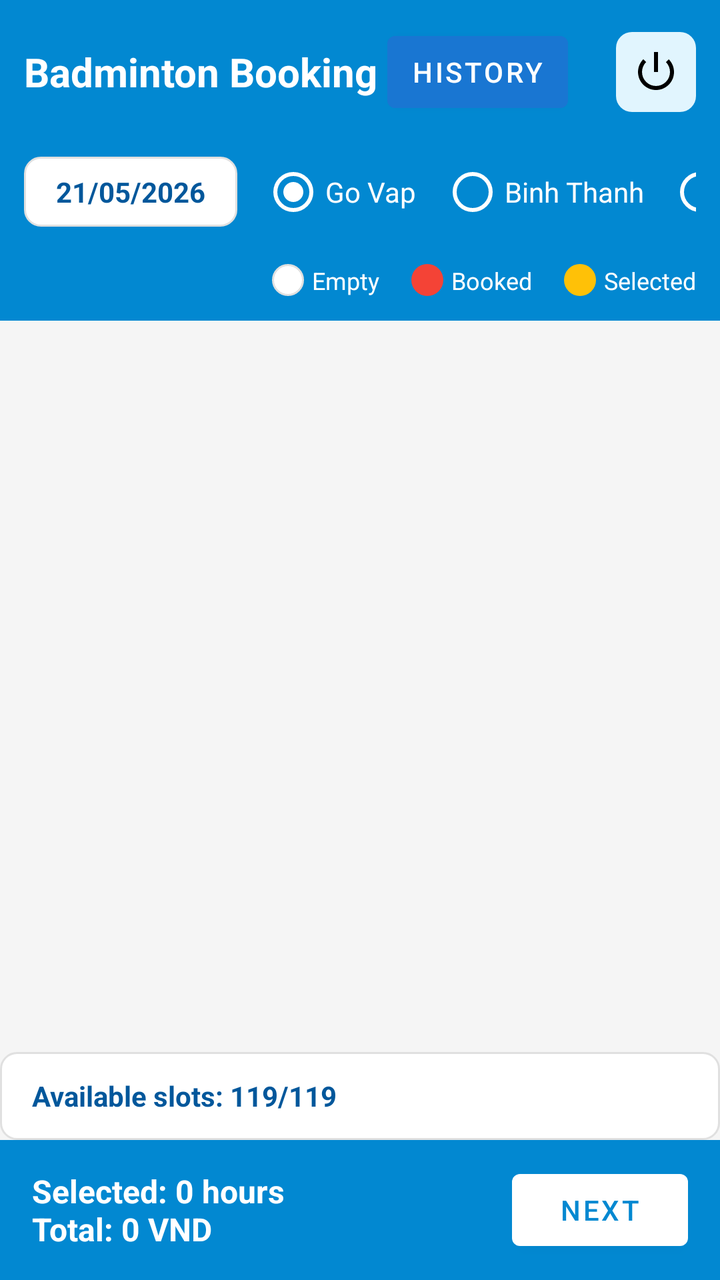
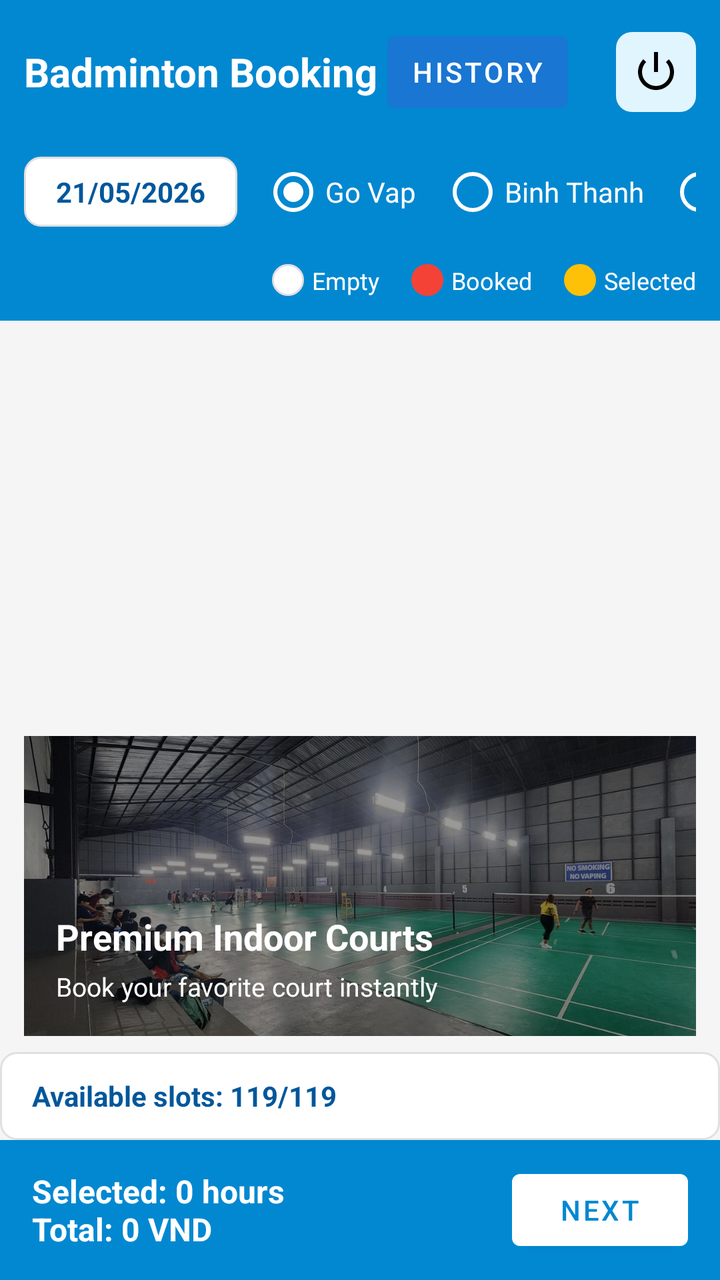

Before-and-after screenshots of an Android layout around one commit, followed by the original layout XML and the change that was made.
<!-- AndroidManifest.xml: application theme Theme.BadmintonBooking -->
<!-- res/layout/activity_home.xml -->
<?xml version="1.0" encoding="utf-8"?>
<androidx.constraintlayout.widget.ConstraintLayout xmlns:android="http://schemas.android.com/apk/res/android"
    xmlns:app="http://schemas.android.com/apk/res-auto"
    xmlns:tools="http://schemas.android.com/tools"
    android:layout_width="match_parent"
    android:layout_height="match_parent"
    android:background="@color/background_light"
    tools:context=".HomeActivity">

    <LinearLayout
        android:id="@+id/headerLayout"
        android:layout_width="match_parent"
        android:layout_height="wrap_content"
        android:orientation="vertical"
        android:background="@color/primary"
        android:padding="12dp"
        app:layout_constraintTop_toTopOf="parent">

        <LinearLayout
            android:layout_width="match_parent"
            android:layout_height="wrap_content"
            android:orientation="horizontal"
            android:gravity="center_vertical">

            <TextView
                android:layout_width="0dp"
                android:layout_weight="1"
                android:layout_height="wrap_content"
                android:text="Badminton Booking"
                android:textColor="@color/white"
                android:textSize="20sp"
                android:textStyle="bold" />

            <Button
                android:id="@+id/imgHistory"
                android:layout_width="wrap_content"
                android:layout_height="wrap_content"
                android:text="History"
                android:textColor="@android:color/white"
                android:backgroundTint="#1976D2"
                android:paddingHorizontal="12dp"
                android:paddingVertical="4dp"
                android:layout_marginEnd="16dp" />

            <ImageView
                android:id="@+id/imgLogout"
                android:layout_width="40dp"
                android:layout_height="40dp"
                android:padding="8dp"
                android:layout_marginStart="8dp"
                android:background="@drawable/bg_time_header"
                android:src="@android:drawable/ic_lock_power_off"
                app:tint="@color/black" />
        </LinearLayout>

        <LinearLayout
            android:layout_width="match_parent"
            android:layout_height="wrap_content"
            android:orientation="horizontal"
            android:layout_marginTop="12dp"
            android:gravity="center_vertical">

            <TextView
                android:id="@+id/tvSelectDate"
                android:layout_width="wrap_content"
                android:layout_height="wrap_content"
                android:background="@drawable/bg_cell_empty"
                android:textColor="@color/primary_dark"
                android:text="21/05/2026"
                android:paddingHorizontal="16dp"
                android:paddingVertical="8dp"
                android:textStyle="bold" />

            <HorizontalScrollView
                android:layout_width="0dp"
                android:layout_weight="1"
                android:layout_height="wrap_content"
                android:layout_marginStart="12dp"
                android:scrollbars="none">

                <RadioGroup
                    android:id="@+id/radioGroupBranches"
                    android:layout_width="wrap_content"
                    android:layout_height="wrap_content"
                    android:orientation="horizontal">

                    <RadioButton
                        android:id="@+id/rbBranch1"
                        android:layout_width="wrap_content"
                        android:layout_height="wrap_content"
                        android:text="Go Vap"
                        android:textColor="@color/white"
                        android:buttonTint="@color/white"
                        android:checked="true" />

                    <RadioButton
                        android:id="@+id/rbBranch2"
                        android:layout_width="wrap_content"
                        android:layout_height="wrap_content"
                        android:text="Binh Thanh"
                        android:textColor="@color/white"
                        android:buttonTint="@color/white"
                        android:layout_marginStart="12dp" />

                    <RadioButton
                        android:id="@+id/rbBranch3"
                        android:layout_width="wrap_content"
                        android:layout_height="wrap_content"
                        android:text="Dist 1"
                        android:textColor="@color/white"
                        android:buttonTint="@color/white"
                        android:layout_marginStart="12dp" />
                </RadioGroup>
            </HorizontalScrollView>
        </LinearLayout>

        <LinearLayout
            android:layout_width="match_parent"
            android:layout_height="wrap_content"
            android:orientation="horizontal"
            android:gravity="end"
            android:layout_marginTop="12dp">

            <View
                android:layout_width="16dp"
                android:layout_height="16dp"
                android:background="@drawable/bg_cell_empty" />

            <TextView
                android:layout_width="wrap_content"
                android:layout_height="wrap_content"
                android:layout_marginStart="4dp"
                android:text="Empty"
                android:textColor="@color/white"
                android:textSize="12sp" />

            <View
                android:layout_width="16dp"
                android:layout_height="16dp"
                android:layout_marginStart="16dp"
                android:background="@drawable/bg_cell_booked" />

            <TextView
                android:layout_width="wrap_content"
                android:layout_height="wrap_content"
                android:layout_marginStart="4dp"
                android:text="Booked"
                android:textColor="@color/white"
                android:textSize="12sp" />

            <View
                android:layout_width="16dp"
                android:layout_height="16dp"
                android:layout_marginStart="16dp"
                android:background="@drawable/bg_cell_selected" />

            <TextView
                android:layout_width="wrap_content"
                android:layout_height="wrap_content"
                android:layout_marginStart="4dp"
                android:text="Selected"
                android:textColor="@color/white"
                android:textSize="12sp" />
        </LinearLayout>
    </LinearLayout>

    <ScrollView
        android:id="@+id/matrixScrollView"
        android:layout_width="0dp"
        android:layout_height="0dp"
        android:layout_margin="8dp"
        app:layout_constraintTop_toBottomOf="@+id/headerLayout"
        app:layout_constraintBottom_toTopOf="@+id/availableInfoBar"
        app:layout_constraintStart_toStartOf="parent"
        app:layout_constraintEnd_toEndOf="parent">

        <HorizontalScrollView
            android:layout_width="wrap_content"
            android:layout_height="wrap_content">

            <TableLayout
                android:id="@+id/tableLayoutMatrix"
                android:layout_width="wrap_content"
                android:layout_height="wrap_content"
                android:background="@android:color/transparent" />

        </HorizontalScrollView>
    </ScrollView>

    <TextView
        android:id="@+id/availableInfoBar"
        android:layout_width="0dp"
        android:layout_height="44dp"
        android:gravity="center_vertical"
        android:paddingHorizontal="16dp"
        android:text="Available slots: 119/119"
        android:textColor="@color/primary_dark"
        android:textSize="14sp"
        android:textStyle="bold"
        android:background="@drawable/bg_cell_empty"
        app:layout_constraintTop_toBottomOf="@+id/matrixScrollView"
        app:layout_constraintBottom_toTopOf="@+id/bottomBar"
        app:layout_constraintStart_toStartOf="parent"
        app:layout_constraintEnd_toEndOf="parent" />

    <LinearLayout
        android:id="@+id/bottomBar"
        android:layout_width="match_parent"
        android:layout_height="70dp"
        android:orientation="horizontal"
        android:background="@color/primary"
        android:gravity="center_vertical"
        android:paddingHorizontal="16dp"
        app:layout_constraintBottom_toBottomOf="parent">

        <TextView
            android:id="@+id/tvTotalInfo"
            android:layout_width="0dp"
            android:layout_weight="1"
            android:layout_height="wrap_content"
            android:text="Selected: 0 hours\nTotal: 0 VND"
            android:textColor="@color/white"
            android:textSize="16sp"
            android:textStyle="bold" />

        <Button
            android:id="@+id/btnNext"
            android:layout_width="wrap_content"
            android:layout_height="wrap_content"
            android:text="Next"
            android:textColor="@color/primary"
            app:backgroundTint="@color/white" />
    </LinearLayout>

</androidx.constraintlayout.widget.ConstraintLayout>
<!-- resources referenced by this layout -->
<resources>
  <color name="background_light">#F5F5F5</color>
  <color name="black">#FF000000</color>
  <color name="primary">#0288D1</color>
  <color name="primary_dark">#01579B</color>
  <color name="white">#FFFFFFFF</color>
  <!-- drawable bg_cell_booked (drawable) -->
  <?xml version="1.0" encoding="utf-8"?>
  <shape xmlns:android="http://schemas.android.com/apk/res/android"
      android:shape="rectangle">
      <solid android:color="@color/status_booked" />
      <corners android:radius="8dp" />
  </shape>
  <!-- drawable bg_cell_empty (drawable) -->
  <?xml version="1.0" encoding="utf-8"?>
  <shape xmlns:android="http://schemas.android.com/apk/res/android"
      android:shape="rectangle">
      <solid android:color="@color/white" />
      <corners android:radius="8dp" />
      <stroke android:width="1dp" android:color="#E0E0E0" />
  </shape>
  <!-- drawable bg_cell_selected (drawable) -->
  <?xml version="1.0" encoding="utf-8"?>
  <shape xmlns:android="http://schemas.android.com/apk/res/android"
      android:shape="rectangle">
      <solid android:color="@color/status_pending" />
      <corners android:radius="8dp" />
  </shape>
  <!-- drawable bg_time_header (drawable) -->
  <?xml version="1.0" encoding="utf-8"?>
  <shape xmlns:android="http://schemas.android.com/apk/res/android"
      android:shape="rectangle">
      <solid android:color="#E1F5FE" />
      <corners android:radius="8dp" />
  </shape>
  <style name="Theme.BadmintonBooking" parent="Base.Theme.BadmintonBooking" />
  <color name="status_booked">#F44336</color>
  <color name="status_pending">#FFC107</color>
  <style name="Base.Theme.BadmintonBooking" parent="Theme.MaterialComponents.Light.NoActionBar">
          <item name="colorPrimary">@color/primary</item>
          <item name="colorPrimaryVariant">@color/primary_dark</item>
          <item name="colorOnPrimary">@color/white</item>
          <item name="colorSecondary">@color/accent</item>
          <item name="colorSecondaryVariant">@color/accent</item>
          <item name="colorOnSecondary">@color/white</item>
          <item name="android:statusBarColor">?attr/colorPrimaryVariant</item>
      </style>
  <color name="accent">#03A9F4</color>
</resources>

<!-- the commit's change to res/layout/activity_home.xml (unified diff, before → after) -->
@@ -170,22 +170,89 @@
         android:layout_height="0dp"
         android:layout_margin="8dp"
         app:layout_constraintTop_toBottomOf="@+id/headerLayout"
+        app:layout_constraintBottom_toTopOf="@+id/bannerCard"
+        app:layout_constraintStart_toStartOf="parent"
+        app:layout_constraintEnd_toEndOf="parent">
+
+        <HorizontalScrollView
+            android:layout_width="wrap_content"
+            android:layout_height="wrap_content">
+
+            <TableLayout
+                android:id="@+id/tableLayoutMatrix"
+                android:layout_width="wrap_content"
+                android:layout_height="wrap_content"
+                android:background="@android:color/transparent" />
+
+        </HorizontalScrollView>
+    </ScrollView>
+
+    <FrameLayout
+        android:id="@+id/bannerCard"
+        android:layout_width="0dp"
+        android:layout_height="150dp"
+        android:layout_marginHorizontal="12dp"
+        android:layout_marginBottom="8dp"
+        android:background="@drawable/bg_cell_empty"
+        app:layout_constraintTop_toBottomOf="@+id/matrixScrollView"
         app:layout_constraintBottom_toTopOf="@+id/availableInfoBar"
         app:layout_constraintStart_toStartOf="parent"
         app:layout_constraintEnd_toEndOf="parent">
 
-        <HorizontalScrollView
-            android:layout_width="wrap_content"
-            android:layout_height="wrap_content">
-
-            <TableLayout
-                android:id="@+id/tableLayoutMatrix"
-                android:layout_width="wrap_content"
-                android:layout_height="wrap_content"
-                android:background="@android:color/transparent" />
-
-        </HorizontalScrollView>
-    </ScrollView>
+        <ViewFlipper
+            android:id="@+id/viewFlipperBanner"
+            android:layout_width="match_parent"
+            android:layout_height="match_parent"
+            android:autoStart="true"
+            android:flipInterval="2800"
+            android:inAnimation="@android:anim/fade_in"
+            android:outAnimation="@android:anim/fade_out">
+
+            <ImageView
+                android:layout_width="match_parent"
+                android:layout_height="match_parent"
+                android:scaleType="centerCrop"
+                android:src="@drawable/court_banner_1" />
+
+            <ImageView
+                android:layout_width="match_parent"
+                android:layout_height="match_parent"
+                android:scaleType="centerCrop"
+                android:src="@drawable/court_banner_2" />
+
+            <ImageView
+                android:layout_width="match_parent"
+                android:layout_height="match_parent"
+                android:scaleType="centerCrop"
+                android:src="@drawable/court_banner_3" />
+
+        </ViewFlipper>
+
+        <LinearLayout
+            android:layout_width="match_parent"
+            android:layout_height="match_parent"
+            android:orientation="vertical"
+            android:gravity="bottom"
+            android:padding="16dp"
+            android:background="#66000000">
+
+            <TextView
+                android:layout_width="wrap_content"
+                android:layout_height="wrap_content"
+                android:text="Premium Indoor Courts"
+                android:textColor="@color/white"
+                android:textSize="18sp"
+                android:textStyle="bold" />
+
+            <TextView
+                android:layout_width="wrap_content"
+                android:layout_height="wrap_content"
+                android:text="Book your favorite court instantly"
+                android:textColor="@color/white"
+                android:textSize="13sp"
+                android:layout_marginTop="4dp" />
+        </LinearLayout>
+    </FrameLayout>
 
     <TextView
         android:id="@+id/availableInfoBar"
@@ -198,7 +265,7 @@
         android:textSize="14sp"
         android:textStyle="bold"
         android:background="@drawable/bg_cell_empty"
-        app:layout_constraintTop_toBottomOf="@+id/matrixScrollView"
+        app:layout_constraintTop_toBottomOf="@+id/bannerCard"
         app:layout_constraintBottom_toTopOf="@+id/bottomBar"
         app:layout_constraintStart_toStartOf="parent"
         app:layout_constraintEnd_toEndOf="parent" />
<!-- resource entries referenced after the edit -->
@@ -34,6 +34,9 @@
       <solid android:color="#E1F5FE" />
       <corners android:radius="8dp" />
   </shape>
+  <!-- drawable court_banner_1: jpg bitmap (drawable, 151435 bytes) -->
+  <!-- drawable court_banner_2: jpg bitmap (drawable, 37457 bytes) -->
+  <!-- drawable court_banner_3: jpg bitmap (drawable, 373368 bytes) -->
   <style name="Theme.BadmintonBooking" parent="Base.Theme.BadmintonBooking" />
   <color name="status_booked">#F44336</color>
   <color name="status_pending">#FFC107</color>
